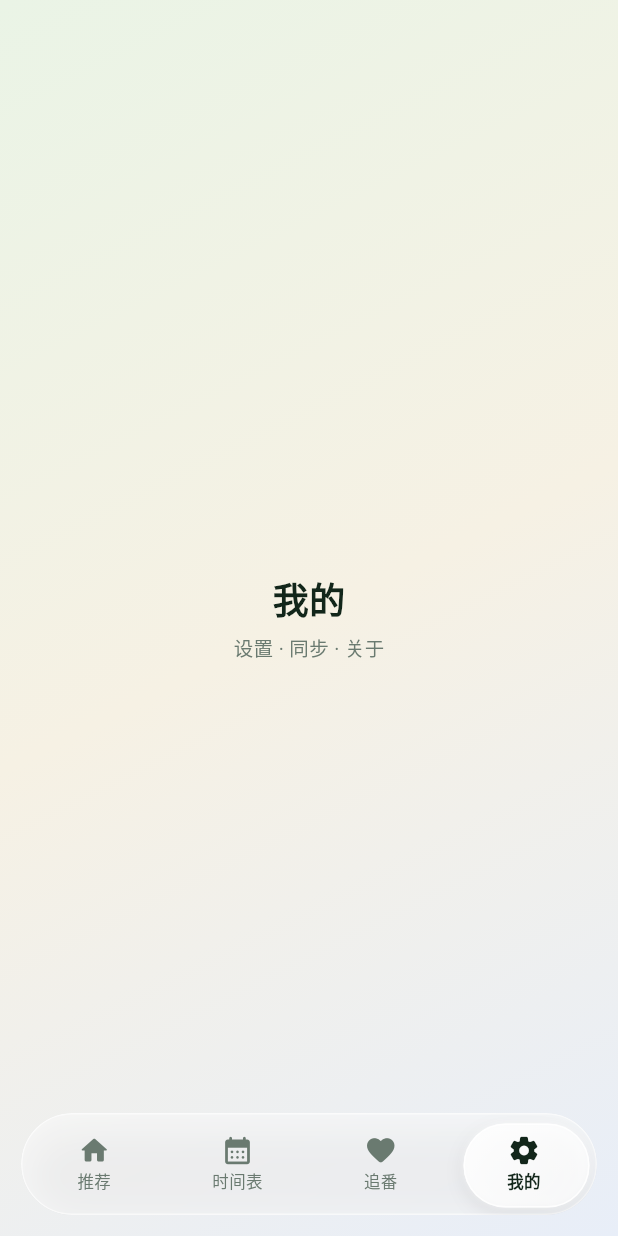
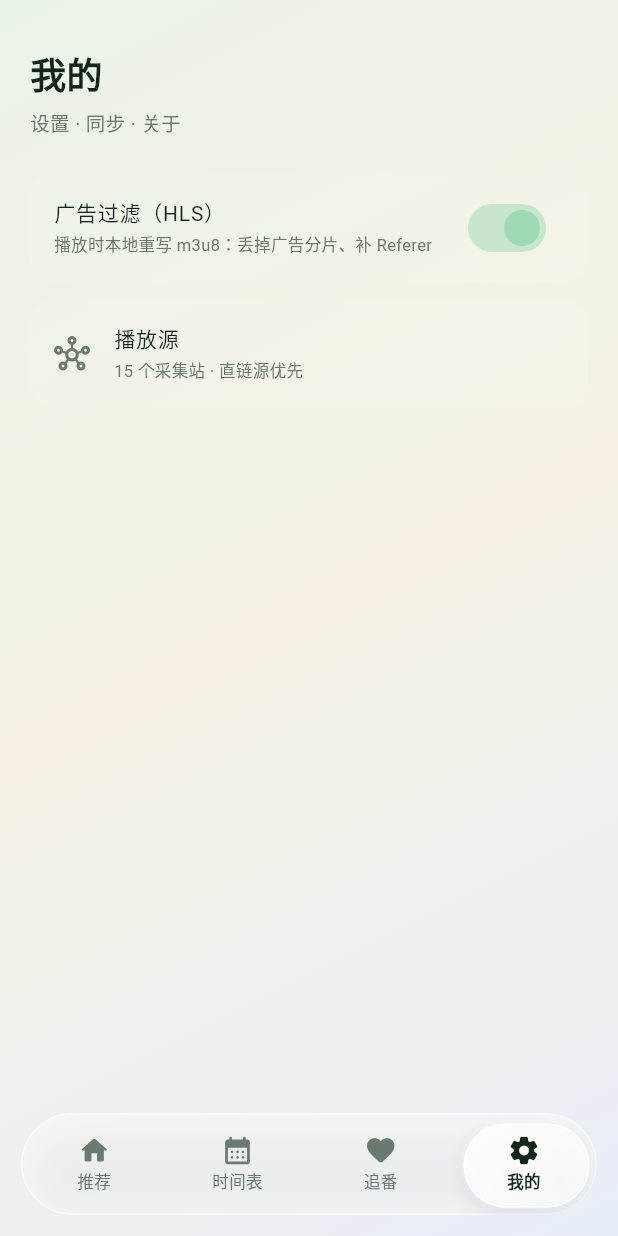
Before and after one commit to XPsqwp/SQWPFunApp, a Flutter app: the screen it shows after launch, item 4 of the bottom bar chosen, on a phone screen of 412 x 824 dp. Run offline on Flutter 3.47's test engine with Material 3 defaults, Android fonts, the phone set to English and light mode, and no system bars; our stand-ins replace cached_network_image, shared_preferences; missing offline and left inert: flutter_inappwebview, media_kit, media_kit_video; network calls fail.

Commit message:
v0.14: HLS 广告过滤（本地代理重写 m3u8）+ 热门番剧排序 + 我的页设置

```diff
--- a/lib/main.dart
+++ b/lib/main.dart
@@ -8,6 +8,7 @@ import 'package:media_kit_video/media_kit_video.dart';
 import 'package:http/http.dart' as http;
 import 'package:cached_network_image/cached_network_image.dart';
 import 'package:shared_preferences/shared_preferences.dart';
+import 'hls_proxy.dart';
 import 'package:media_kit/media_kit.dart' show Player;
 
 void main() {
@@ -672,6 +673,18 @@ class GlassNavBar extends StatelessWidget {
 
 /* ------------------------------- 页面 ------------------------------- */
 
+/// 热度打分：没有官方榜，就用「今日更新 / 已定档 / 情报完整度」做替代指标
+double _hotScore(Anime a, int today) {
+  var s = 0.0;
+  if (a.weekday == today) s += 4;
+  if (a.broadcast.trim().isNotEmpty) s += 2;
+  if (a.cover.isNotEmpty) s += 1.5;
+  if (a.staff.trim().isNotEmpty) s += 1;
+  if (a.cast.trim().isNotEmpty) s += 1;
+  s -= a.titleCn.length.clamp(0, 30) * 0.05;
+  return s;
+}
+
 class RecommendPage extends StatelessWidget {
   final List<Anime> catalog;
   final bool loading;
@@ -705,6 +718,8 @@ class RecommendPage extends StatelessWidget {
       if (query.isEmpty) return true;
       return a.titleCn.contains(query) || a.titleJp.contains(query) || a.cast.contains(query);
     }).toList();
+    // 热门优先：今日更新 > 本周内已定档 > 情报完整（有封面/STAFF/CAST）> 标题更短
+    filtered.sort((a, b) => _hotScore(b, today).compareTo(_hotScore(a, today)));
     final resume = history.take(6).toList();
 
     return SafeArea(
@@ -883,7 +898,7 @@ class RecommendPage extends StatelessWidget {
           const SliverToBoxAdapter(
             child: Padding(
               padding: EdgeInsets.fromLTRB(20, 18, 20, 8),
-              child: Text('全部新番', style: TextStyle(fontSize: 16, fontWeight: FontWeight.w700, color: _ink)),
+              child: Text('热门番剧', style: TextStyle(fontSize: 16, fontWeight: FontWeight.w700, color: _ink)),
             ),
           ),
           if (loading)
@@ -1083,20 +1098,70 @@ class FavoritesPage extends StatelessWidget {
   }
 }
 
-class MinePage extends StatelessWidget {
+class MinePage extends StatefulWidget {
   const MinePage({super.key});
   @override
+  State<MinePage> createState() => _MinePageState();
+}
+
+class _MinePageState extends State<MinePage> {
+  bool _adFilter = true;
+
+  @override
+  void initState() {
+    super.initState();
+    SharedPreferences.getInstance().then((sp) {
+      if (mounted) setState(() => _adFilter = sp.getBool('adFilter') ?? true);
+    });
+  }
+
+  @override
   Widget build(BuildContext context) {
-    return const SafeArea(
-      child: Center(
-        child: Column(
-          mainAxisSize: MainAxisSize.min,
-          children: [
-            Text('我的', style: TextStyle(fontSize: 24, fontWeight: FontWeight.bold, color: _ink)),
-            SizedBox(height: 6),
-            Text('设置 · 同步 · 关于', style: TextStyle(fontSize: 13, color: _sub)),
-          ],
-        ),
+    return SafeArea(
+      child: ListView(
+        padding: const EdgeInsets.fromLTRB(20, 32, 20, 20),
+        children: [
+          const Text('我的',
+              style: TextStyle(fontSize: 24, fontWeight: FontWeight.bold, color: _ink)),
+          const SizedBox(height: 6),
+          const Text('设置 · 同步 · 关于',
+              style: TextStyle(fontSize: 13, color: _sub)),
+          const SizedBox(height: 24),
+          Container(
+            decoration: BoxDecoration(
+              color: Colors.white.withValues(alpha: 0.06),
+              borderRadius: BorderRadius.circular(16),
+            ),
+            child: SwitchListTile(
+              value: _adFilter,
+              activeThumbColor: const Color(0xFF9ED9B3),
+              title: const Text('广告过滤（HLS）',
+                  style: TextStyle(fontSize: 14, color: _ink)),
+              subtitle: const Text(
+                '播放时本地重写 m3u8：丢掉广告分片、补 Referer',
+                style: TextStyle(fontSize: 11, color: _sub),
+              ),
+              onChanged: (v) async {
+                setState(() => _adFilter = v);
+                final sp = await SharedPreferences.getInstance();
+                await sp.setBool('adFilter', v);
+              },
+            ),
+          ),
+          const SizedBox(height: 12),
+          Container(
+            decoration: BoxDecoration(
+              color: Colors.white.withValues(alpha: 0.06),
+              borderRadius: BorderRadius.circular(16),
+            ),
+            child: const ListTile(
+              leading: Icon(Icons.hub_outlined, color: _sub),
+              title: Text('播放源', style: TextStyle(fontSize: 14, color: _ink)),
+              subtitle: Text('15 个采集站 · 直链源优先',
+                  style: TextStyle(fontSize: 11, color: _sub)),
+            ),
+          ),
+        ],
       ),
     );
   }
@@ -1481,12 +1546,16 @@ class _PlayerPageState extends State<PlayerPage> {
   bool _restored = false;
   int _lastPos = 0;
   int _lastSaved = 0;
+  bool _adFilter = true;
 
   String get _key => 'pos:${widget.title}:$_index';
 
   @override
   void initState() {
     super.initState();
+    SharedPreferences.getInstance().then((sp) {
+      if (mounted) setState(() => _adFilter = sp.getBool('adFilter') ?? true);
+    });
     if (widget.direct) _resolveDirect();
   }
 
@@ -1513,8 +1582,16 @@ class _PlayerPageState extends State<PlayerPage> {
 
   Future<void> _hit(String u) async {
     if (_mediaUrl != null || !_isMedia(u)) return;
+    var playUrl = u;
+    if (_adFilter && u.contains('.m3u8')) {
+      try {
+        playUrl = await HlsProxy.wrap(u, referer: widget.playPage);
+      } catch (_) {
+        playUrl = u;
+      }
+    }
     setState(() => _mediaUrl = u);
-    await _player.open(Media(u));
+    await _player.open(Media(playUrl));
     if (!_restored) {
       _restored = true;
       final sp = await SharedPreferences.getInstance();
--- a/pubspec.yaml
+++ b/pubspec.yaml
@@ -1,7 +1,7 @@
 name: sqwpfun
 description: "SQWPFun - our own anime app, media_kit player with inappwebview sniffer"
 publish_to: "none"
-version: 0.13.0+13
+version: 0.14.0+14
 
 environment:
   sdk: ">=3.4.0 <4.0.0"
```
Also changed, not shown: lib/hls_proxy.dart (added, +112 -0 lines).
